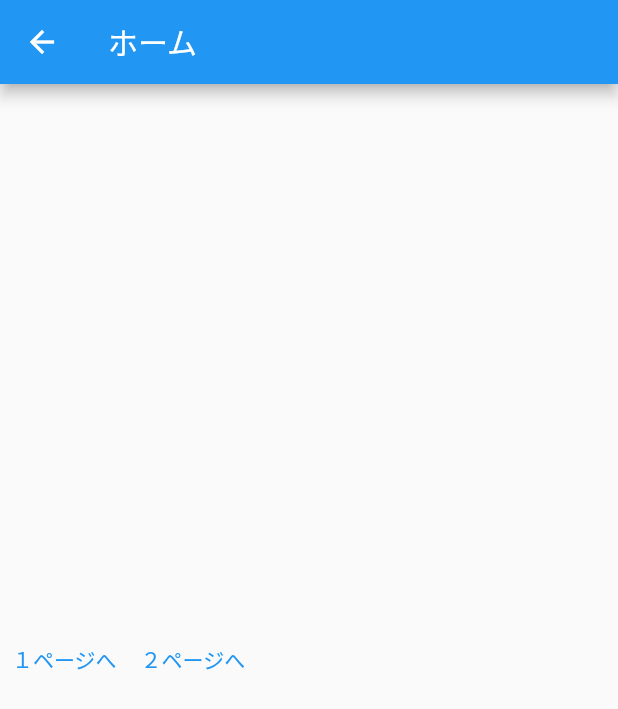
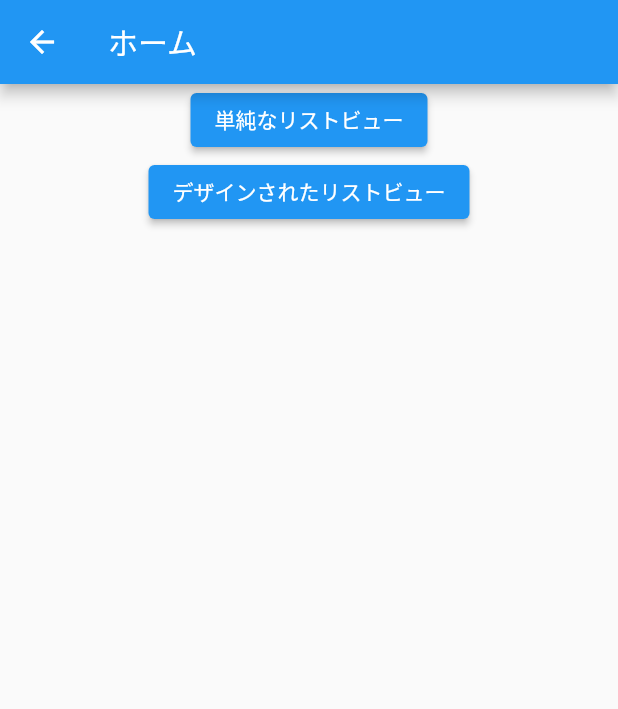
Before and after one commit to nouzui2007/flutter_list_view, a Flutter app: the Home screen opened directly, on a phone screen of 412 x 824 dp. Shown: the top 709 px of the screen. Run offline on Flutter 3.47's test engine with Material 2 defaults, Android fonts, the phone set to English and light mode, and no system bars.

Commit message:
メニューから遷移

```diff
--- a/lib/main.dart
+++ b/lib/main.dart
@@ -19,8 +19,7 @@ class MyApp extends StatelessWidget {
       ),
       initialRoute: '/',
       routes: {
-        // '/': (context) => const Home(),
-        '/': (context) => const DesignedListView(),
+        '/': (context) => const Home(),
         '/simple': (context) => const ListViewSimple(data: simpleStringData),
         '/designed': (context) => const DesignedListView(),
       },
@@ -38,19 +37,19 @@ class Home extends StatelessWidget {
         title: const Text("ホーム"),
       ),
       body: Center(
-          child: Row(
-            crossAxisAlignment: CrossAxisAlignment.start,
+          child: Column(
+            crossAxisAlignment: CrossAxisAlignment.center,
             children: [
-              TextButton(
-                child: const Text("１ページへ"),
+              ElevatedButton(
+                child: const Text("単純なリストビュー"),
                 onPressed: () {
-                  Navigator.pushNamed(context, '/first');
+                  Navigator.pushNamed(context, '/simple');
                 },
               ),
-              TextButton(
-                child: const Text("２ページへ"),
+              ElevatedButton(
+                child: const Text("デザインされたリストビュー"),
                 onPressed: () {
-                  Navigator.pushNamed(context, '/second');
+                  Navigator.pushNamed(context, '/designed');
                 },
               ),
             ],
@@ -110,19 +109,19 @@ class DesignedListView extends StatelessWidget {
   Widget _menuItem(String title, Icon icon) {
     return GestureDetector(
       child:Container(
-          padding: EdgeInsets.all(8.0),
-          decoration: new BoxDecoration(
-              border: new Border(bottom: BorderSide(width: 1.0, color: Colors.grey))
+          padding: const EdgeInsets.all(8.0),
+          decoration: const BoxDecoration(
+              border: Border(bottom: BorderSide(width: 1.0, color: Colors.grey))
           ),
           child: Row(
             children: <Widget>[
               Container(
-                margin: EdgeInsets.all(10.0),
+                margin: const EdgeInsets.all(10.0),
                 child:icon,
               ),
               Text(
                 title,
-                style: TextStyle(
+                style: const TextStyle(
                     color:Colors.black,
                     fontSize: 18.0
                 ),
```
